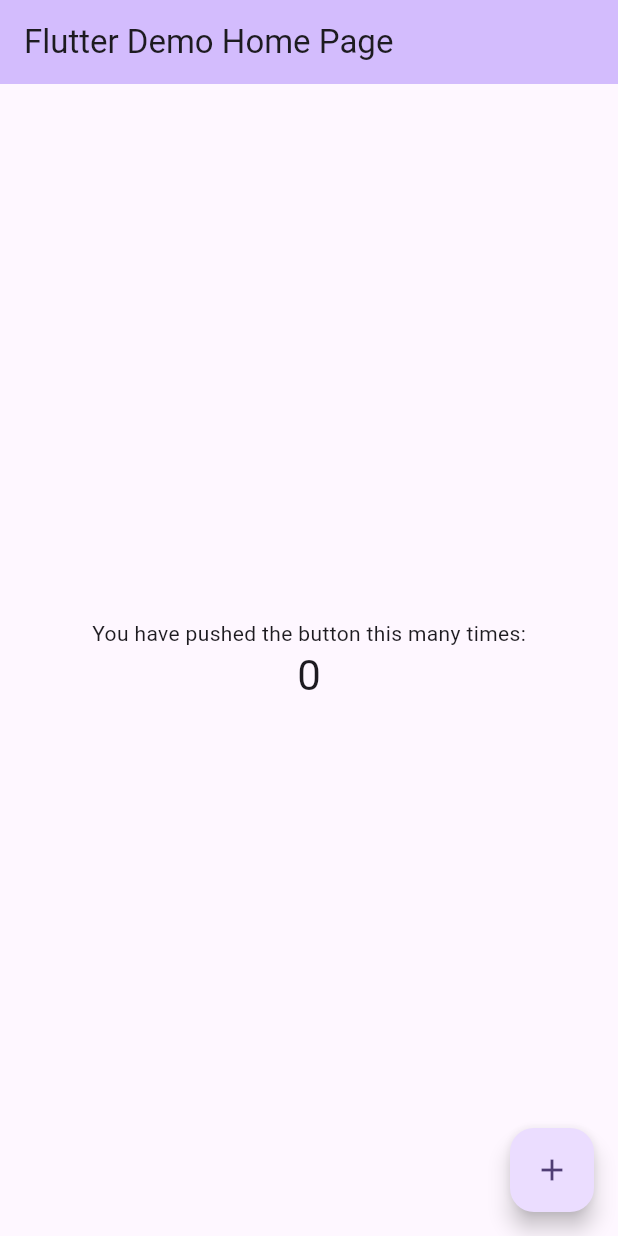
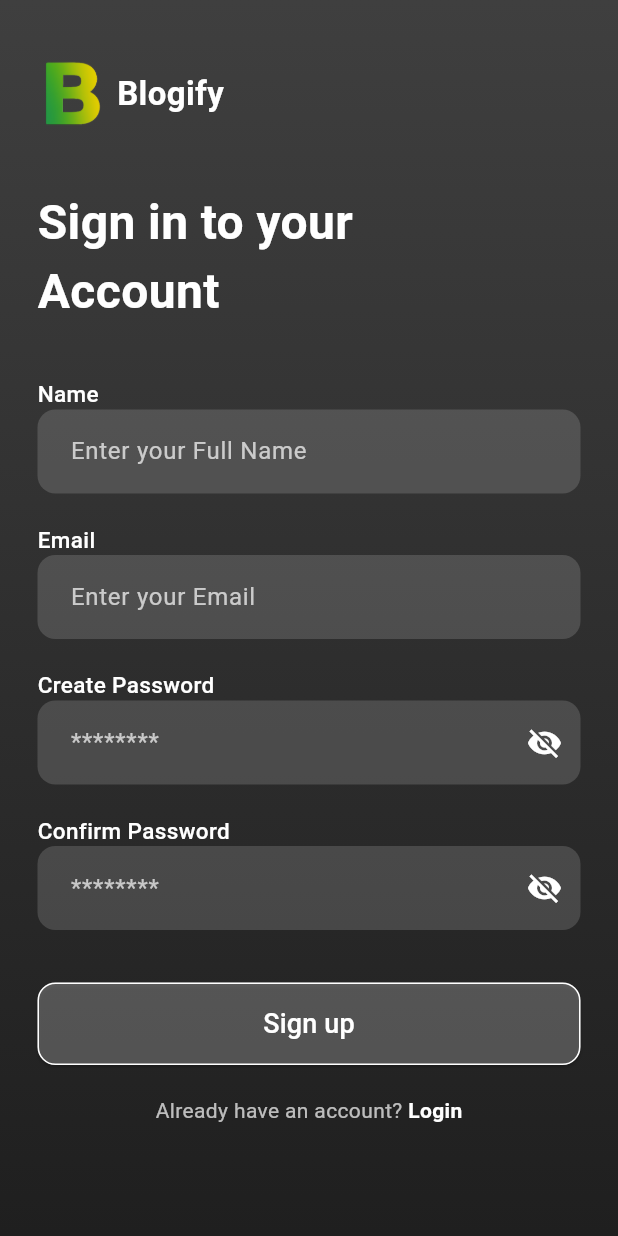
Before and after one commit to Bibek74/blogify, a Flutter app: the screen it shows after launch, on a phone screen of 412 x 824 dp. Run offline on Flutter 3.47's test engine with Material 3 defaults, Android fonts, the phone set to English and light mode, and no system bars.

Commit message:
Signup screen

```diff
--- a/lib/app.dart
+++ b/lib/app.dart
@@ -0,0 +1,15 @@
+import 'package:blogify/screens/splash_screen.dart';
+import 'package:flutter/material.dart';
+
+
+class App extends StatelessWidget {
+  const App({super.key});
+
+  @override
+  Widget build(BuildContext context) {
+    return MaterialApp(
+      debugShowCheckedModeBanner: false,
+      home: SplashScreen(),
+    );
+  }
+}
--- a/lib/main.dart
+++ b/lib/main.dart
@@ -1,122 +1,6 @@
+import 'package:blogify/app.dart';
 import 'package:flutter/material.dart';
 
 void main() {
-  runApp(const MyApp());
+  runApp(App());
 }
-
-class MyApp extends StatelessWidget {
-  const MyApp({super.key});
-
-  // This widget is the root of your application.
-  @override
-  Widget build(BuildContext context) {
-    return MaterialApp(
-      title: 'Flutter Demo',
-      theme: ThemeData(
-        // This is the theme of your application.
-        //
-        // TRY THIS: Try running your application with "flutter run". You'll see
-        // the application has a purple toolbar. Then, without quitting the app,
-        // try changing the seedColor in the colorScheme below to Colors.green
-        // and then invoke "hot reload" (save your changes or press the "hot
-        // reload" button in a Flutter-supported IDE, or press "r" if you used
-        // the command line to start the app).
-        //
-        // Notice that the counter didn't reset back to zero; the application
-        // state is not lost during the reload. To reset the state, use hot
-        // restart instead.
-        //
-        // This works for code too, not just values: Most code changes can be
-        // tested with just a hot reload.
-        colorScheme: ColorScheme.fromSeed(seedColor: Colors.deepPurple),
-      ),
-      home: const MyHomePage(title: 'Flutter Demo Home Page'),
-    );
-  }
-}
-
-class MyHomePage extends StatefulWidget {
-  const MyHomePage({super.key, required this.title});
-
-  // This widget is the home page of your application. It is stateful, meaning
-  // that it has a State object (defined below) that contains fields that affect
-  // how it looks.
-
-  // This class is the configuration for the state. It holds the values (in this
-  // case the title) provided by the parent (in this case the App widget) and
-  // used by the build method of the State. Fields in a Widget subclass are
-  // always marked "final".
-
-  final String title;
-
-  @override
-  State<MyHomePage> createState() => _MyHomePageState();
-}
-
-class _MyHomePageState extends State<MyHomePage> {
-  int _counter = 0;
-
-  void _incrementCounter() {
-    setState(() {
-      // This call to setState tells the Flutter framework that something has
-      // changed in this State, which causes it to rerun the build method below
-      // so that the display can reflect the updated values. If we changed
-      // _counter without calling setState(), then the build method would not be
-      // called again, and so nothing would appear to happen.
-      _counter++;
-    });
-  }
-
-  @override
-  Widget build(BuildContext context) {
-    // This method is rerun every time setState is called, for instance as done
-    // by the _incrementCounter method above.
-    //
-    // The Flutter framework has been optimized to make rerunning build methods
-    // fast, so that you can just rebuild anything that needs updating rather
-    // than having to individually change instances of widgets.
-    return Scaffold(
-      appBar: AppBar(
-        // TRY THIS: Try changing the color here to a specific color (to
-        // Colors.amber, perhaps?) and trigger a hot reload to see the AppBar
-        // change color while the other colors stay the same.
-        backgroundColor: Theme.of(context).colorScheme.inversePrimary,
-        // Here we take the value from the MyHomePage object that was created by
-        // the App.build method, and use it to set our appbar title.
-        title: Text(widget.title),
-      ),
-      body: Center(
-        // Center is a layout widget. It takes a single child and positions it
-        // in the middle of the parent.
-        child: Column(
-          // Column is also a layout widget. It takes a list of children and
-          // arranges them vertically. By default, it sizes itself to fit its
-          // children horizontally, and tries to be as tall as its parent.
-          //
-          // Column has various properties to control how it sizes itself and
-          // how it positions its children. Here we use mainAxisAlignment to
-          // center the children vertically; the main axis here is the vertical
-          // axis because Columns are vertical (the cross axis would be
-          // horizontal).
-          //
-          // TRY THIS: Invoke "debug painting" (choose the "Toggle Debug Paint"
-          // action in the IDE, or press "p" in the console), to see the
-          // wireframe for each widget.
-          mainAxisAlignment: MainAxisAlignment.center,
-          children: <Widget>[
-            const Text('You have pushed the button this many times:'),
-            Text(
-              '$_counter',
-              style: Theme.of(context).textTheme.headlineMedium,
-            ),
-          ],
-        ),
-      ),
-      floatingActionButton: FloatingActionButton(
-        onPressed: _incrementCounter,
-        tooltip: 'Increment',
-        child: const Icon(Icons.add),
-      ), // This trailing comma makes auto-formatting nicer for build methods.
-    );
-  }
-}
--- a/lib/screens/login_screen.dart
+++ b/lib/screens/login_screen.dart
@@ -0,0 +1,10 @@
+import 'package:flutter/material.dart';
+
+class LoginScreen extends StatelessWidget {
+  const LoginScreen({super.key});
+
+  @override
+  Widget build(BuildContext context) {
+    return const Placeholder();
+  }
+}
--- /dev/null
+++ b/lib/screens/signup_screen.dart
@@ -0,0 +1,201 @@
+import 'package:flutter/material.dart';
+import 'login_screen.dart';
+
+class SignupScreen extends StatefulWidget {
+  const SignupScreen({super.key});
+
+  @override
+  State<SignupScreen> createState() => _SignupScreenState();
+}
+
+class _SignupScreenState extends State<SignupScreen> {
+  bool showPassword = false;
+  bool showConfirmPassword = false;
+
+  @override
+  Widget build(BuildContext context) {
+    return Scaffold(
+      body: Container(
+        width: double.infinity,
+        height: double.infinity,
+        decoration: const BoxDecoration(
+          gradient: LinearGradient(
+            begin: Alignment.topCenter,
+            end: Alignment.bottomCenter,
+            colors: [
+              Color(0xFF3F3F3F),
+              Color(0xFF1F1F1F),
+            ],
+          ),
+        ),
+        child: SingleChildScrollView(
+          padding: const EdgeInsets.symmetric(horizontal: 25, vertical: 40),
+          child: Column(
+            crossAxisAlignment: CrossAxisAlignment.start,
+            children: [
+              Row(
+                children: [
+                  Image.asset(
+                    "assets/icons/blogify_logo.png",
+                    width: 45,
+                    height: 45,
+                  ),
+                  const SizedBox(width: 8),
+                  const Text(
+                    "Blogify",
+                    style: TextStyle(
+                      fontSize: 22,
+                      fontWeight: FontWeight.bold,
+                      color: Colors.white,
+                    ),
+                  ),
+                ],
+              ),
+
+              const SizedBox(height: 40),
+
+              const Text(
+                "Sign in to your\nAccount",
+                style: TextStyle(
+                  fontSize: 32,
+                  fontWeight: FontWeight.w700,
+                  color: Colors.white,
+                ),
+              ),
+
+              const SizedBox(height: 35),
+
+              label("Name"),
+              field("Enter your Full Name"),
+
+              const SizedBox(height: 20),
+
+              label("Email"),
+              field("Enter your Email"),
+
+              const SizedBox(height: 20),
+
+              label("Create Password"),
+              passwordField(
+                obscure: !showPassword,
+                onToggle: () =>
+                    setState(() => showPassword = !showPassword),
+              ),
+
+              const SizedBox(height: 20),
+
+              label("Confirm Password"),
+              passwordField(
+                obscure: !showConfirmPassword,
+                onToggle: () =>
+                    setState(() => showConfirmPassword = !showConfirmPassword),
+              ),
+
+              const SizedBox(height: 35),
+
+              SizedBox(
+                width: double.infinity,
+                height: 55,
+                child: ElevatedButton(
+                  style: ElevatedButton.styleFrom(
+                    backgroundColor: Colors.white.withOpacity(0.25),
+                    shape: RoundedRectangleBorder(
+                      borderRadius: BorderRadius.circular(12),
+                      side: const BorderSide(color: Colors.white),
+                    ),
+                  ),
+                  onPressed: () {},
+                  child: const Text(
+                    "Sign up",
+                    style: TextStyle(
+                      fontSize: 18,
+                      color: Colors.white,
+                    ),
+                  ),
+                ),
+              ),
+
+              const SizedBox(height: 20),
+
+              Row(
+                mainAxisAlignment: MainAxisAlignment.center,
+                children: [
+                  const Text(
+                    "Already have an account? ",
+                    style: TextStyle(color: Colors.white70),
+                  ),
+                  GestureDetector(
+                    onTap: () {
+                      Navigator.push(
+                        context,
+                        MaterialPageRoute(
+                          builder: (_) => const LoginScreen (),
+                        ),
+                      );
+                    },
+                    child: const Text(
+                      "Login",
+                      style: TextStyle(
+                        color: Colors.white,
+                        fontWeight: FontWeight.bold,
+                      ),
+                    ),
+                  ),
+                ],
+              )
+            ],
+          ),
+        ),
+      ),
+    );
+  }
+
+  Widget label(String title) {
+    return Text(
+      title,
+      style: const TextStyle(
+        color: Colors.white,
+        fontSize: 15,
+        fontWeight: FontWeight.w500,
+      ),
+    );
+  }
+
+  Widget field(String hint) {
+    return TextField(
+      style: const TextStyle(color: Colors.white),
+      decoration: inputDecoration(hint),
+    );
+  }
+
+  Widget passwordField({required bool obscure, required VoidCallback onToggle}) {
+    return TextField(
+      obscureText: obscure,
+      style: const TextStyle(color: Colors.white),
+      decoration: inputDecoration("********").copyWith(
+        suffixIcon: IconButton(
+          icon: Icon(
+            obscure ? Icons.visibility_off : Icons.visibility,
+            color: Colors.white,
+          ),
+          onPressed: onToggle,
+        ),
+      ),
+    );
+  }
+
+  InputDecoration inputDecoration(String hint) {
+    return InputDecoration(
+      hintText: hint,
+      hintStyle: const TextStyle(color: Colors.white70),
+      filled: true,
+      fillColor: Colors.white.withOpacity(0.15),
+      contentPadding:
+          const EdgeInsets.symmetric(vertical: 16, horizontal: 18),
+      border: OutlineInputBorder(
+        borderRadius: BorderRadius.circular(12),
+        borderSide: BorderSide.none,
+      ),
+    );
+  }
+}
--- a/lib/screens/splash_screen.dart
+++ b/lib/screens/splash_screen.dart
@@ -0,0 +1,48 @@
+import 'dart:async';
+import 'package:blogify/screens/signup_screen.dart';
+import 'package:flutter/material.dart';
+
+class SplashScreen extends StatefulWidget {
+  const SplashScreen({Key? key}) : super(key: key);
+
+  @override
+  State<SplashScreen> createState() => _SplashScreenState();
+}
+
+class _SplashScreenState extends State<SplashScreen> {
+  @override
+  void initState() {
+    super.initState();
+
+    Timer(const Duration(seconds: 2), () {
+      Navigator.pushReplacement(
+        context,
+        MaterialPageRoute(builder: (_) => const SignupScreen()),
+      );
+    });
+  }
+
+  @override
+  Widget build(BuildContext context) {
+    return Scaffold(
+      backgroundColor: Colors.white, // white background like screenshot
+      body: Center(
+        child: Column(
+          mainAxisSize: MainAxisSize.min,
+          children: [
+            // Logo image
+            Image.asset(
+              "assets/icons/image.png",
+              width: 180,     // tweak to your preference
+              height: 180,
+              fit: BoxFit.contain,
+            ),
+            const SizedBox(height: 20),
+
+
+          ],
+        ),
+      ),
+    );
+  }
+}
--- a/pubspec.yaml
+++ b/pubspec.yaml
@@ -31,6 +31,7 @@ dependencies:
   flutter:
     sdk: flutter
 
+
   # The following adds the Cupertino Icons font to your application.
   # Use with the CupertinoIcons class for iOS style icons.
   cupertino_icons: ^1.0.8
@@ -56,6 +57,11 @@ flutter:
   # included with your application, so that you can use the icons in
   # the material Icons class.
   uses-material-design: true
+
+  assets:
+    - assets/images/
+    - assets/icons/
+
 
   # To add assets to your application, add an assets section, like this:
   # assets:
```
Also changed, not shown: assets/icons/blogify_logo.png (added), assets/icons/image.png (added), pubspec.lock, 2 other files.
